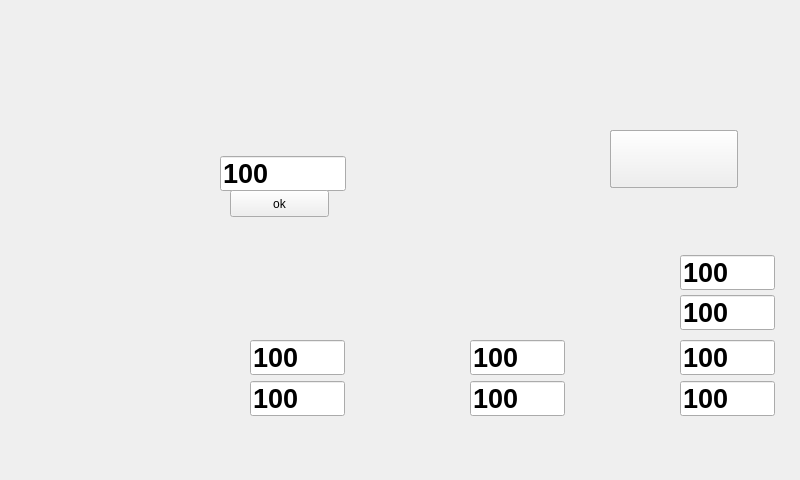
Old version of the form main/ui/charging_monitoring.ui in the repository Blackrose/Tcutest_SerialSystem.
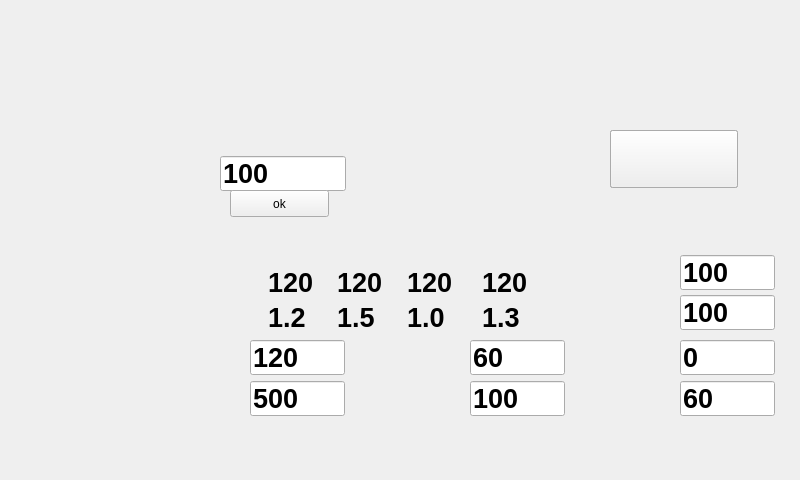
New version of the form. Icons and pictures are not drawn.

The edit to the form file:
```diff
--- a/main/ui/charging_monitoring.ui
+++ b/main/ui/charging_monitoring.ui
@@ -45,7 +45,7 @@
   <widget class="QLabel" name="full_charge">
    <property name="geometry">
     <rect>
-     <x>350</x>
+     <x>410</x>
      <y>130</y>
      <width>171</width>
      <height>61</height>
@@ -346,7 +346,7 @@
     </font>
    </property>
    <property name="text">
-    <string>100</string>
+    <string>120</string>
    </property>
   </widget>
   <widget class="QLineEdit" name="bat_power">
@@ -366,7 +366,7 @@
     </font>
    </property>
    <property name="text">
-    <string>100</string>
+    <string>60</string>
    </property>
   </widget>
   <widget class="QLineEdit" name="bat_vol">
@@ -386,7 +386,7 @@
     </font>
    </property>
    <property name="text">
-    <string>100</string>
+    <string>500</string>
    </property>
   </widget>
   <widget class="QLineEdit" name="bat_status">
@@ -466,7 +466,7 @@
     </font>
    </property>
    <property name="text">
-    <string>100</string>
+    <string>0</string>
    </property>
   </widget>
   <widget class="QLineEdit" name="bat_timelife">
@@ -486,7 +486,191 @@
     </font>
    </property>
    <property name="text">
-    <string>100</string>
+    <string>60</string>
+   </property>
+  </widget>
+  <widget class="QLineEdit" name="bat_electricity1">
+   <property name="geometry">
+    <rect>
+     <x>266</x>
+     <y>265</y>
+     <width>65</width>
+     <height>34</height>
+    </rect>
+   </property>
+   <property name="font">
+    <font>
+     <pointsize>20</pointsize>
+     <weight>75</weight>
+     <bold>true</bold>
+    </font>
+   </property>
+   <property name="styleSheet">
+    <string notr="true">border :1px ;background-color:rgba(255, 255, 255, 0)</string>
+   </property>
+   <property name="text">
+    <string>120</string>
+   </property>
+  </widget>
+  <widget class="QLineEdit" name="bat_electricity2">
+   <property name="geometry">
+    <rect>
+     <x>335</x>
+     <y>265</y>
+     <width>65</width>
+     <height>34</height>
+    </rect>
+   </property>
+   <property name="font">
+    <font>
+     <pointsize>20</pointsize>
+     <weight>75</weight>
+     <bold>true</bold>
+    </font>
+   </property>
+   <property name="styleSheet">
+    <string notr="true">border :1px ;background-color:rgba(255, 255, 255, 0)</string>
+   </property>
+   <property name="text">
+    <string>120</string>
+   </property>
+  </widget>
+  <widget class="QLineEdit" name="bat_electricity1_3">
+   <property name="geometry">
+    <rect>
+     <x>405</x>
+     <y>265</y>
+     <width>65</width>
+     <height>34</height>
+    </rect>
+   </property>
+   <property name="font">
+    <font>
+     <pointsize>20</pointsize>
+     <weight>75</weight>
+     <bold>true</bold>
+    </font>
+   </property>
+   <property name="styleSheet">
+    <string notr="true">border :1px ;background-color:rgba(255, 255, 255, 0)</string>
+   </property>
+   <property name="text">
+    <string>120</string>
+   </property>
+  </widget>
+  <widget class="QLineEdit" name="bat_electricity1_4">
+   <property name="geometry">
+    <rect>
+     <x>480</x>
+     <y>265</y>
+     <width>65</width>
+     <height>34</height>
+    </rect>
+   </property>
+   <property name="font">
+    <font>
+     <pointsize>20</pointsize>
+     <weight>75</weight>
+     <bold>true</bold>
+    </font>
+   </property>
+   <property name="styleSheet">
+    <string notr="true">border :1px ;background-color:rgba(255, 255, 255, 0)</string>
+   </property>
+   <property name="text">
+    <string>120</string>
+   </property>
+  </widget>
+  <widget class="QLineEdit" name="elec_prices4">
+   <property name="geometry">
+    <rect>
+     <x>480</x>
+     <y>300</y>
+     <width>65</width>
+     <height>34</height>
+    </rect>
+   </property>
+   <property name="font">
+    <font>
+     <pointsize>20</pointsize>
+     <weight>75</weight>
+     <bold>true</bold>
+    </font>
+   </property>
+   <property name="styleSheet">
+    <string notr="true">border :1px ;background-color:rgba(255, 255, 255, 0)</string>
+   </property>
+   <property name="text">
+    <string>1.3</string>
+   </property>
+  </widget>
+  <widget class="QLineEdit" name="elec_prices3">
+   <property name="geometry">
+    <rect>
+     <x>405</x>
+     <y>300</y>
+     <width>65</width>
+     <height>34</height>
+    </rect>
+   </property>
+   <property name="font">
+    <font>
+     <pointsize>20</pointsize>
+     <weight>75</weight>
+     <bold>true</bold>
+    </font>
+   </property>
+   <property name="styleSheet">
+    <string notr="true">border :1px ;background-color:rgba(255, 255, 255, 0)</string>
+   </property>
+   <property name="text">
+    <string>1.0</string>
+   </property>
+  </widget>
+  <widget class="QLineEdit" name="elec_prices1">
+   <property name="geometry">
+    <rect>
+     <x>266</x>
+     <y>300</y>
+     <width>65</width>
+     <height>34</height>
+    </rect>
+   </property>
+   <property name="font">
+    <font>
+     <pointsize>20</pointsize>
+     <weight>75</weight>
+     <bold>true</bold>
+    </font>
+   </property>
+   <property name="styleSheet">
+    <string notr="true">border :1px ;background-color:rgba(255, 255, 255, 0)</string>
+   </property>
+   <property name="text">
+    <string>1.2</string>
+   </property>
+  </widget>
+  <widget class="QLineEdit" name="elec_prices2">
+   <property name="geometry">
+    <rect>
+     <x>335</x>
+     <y>300</y>
+     <width>65</width>
+     <height>34</height>
+    </rect>
+   </property>
+   <property name="font">
+    <font>
+     <pointsize>20</pointsize>
+     <weight>75</weight>
+     <bold>true</bold>
+    </font>
+   </property>
+   <property name="styleSheet">
+    <string notr="true">border :1px ;background-color:rgba(255, 255, 255, 0)</string>
+   </property>
+   <property name="text">
+    <string>1.5</string>
    </property>
   </widget>
  </widget>
```
